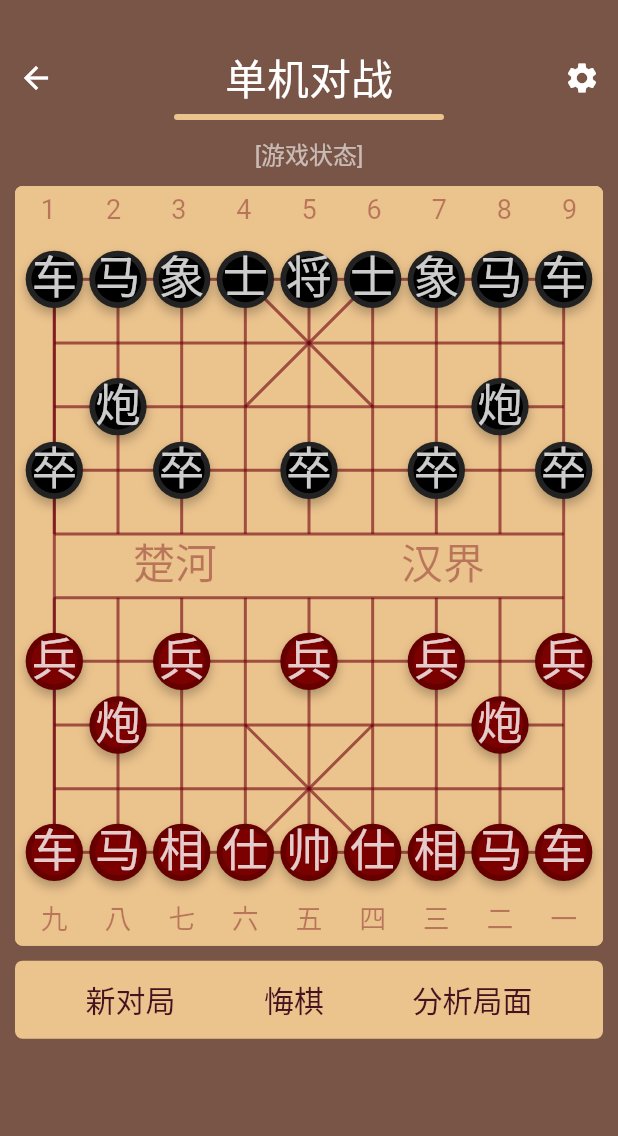
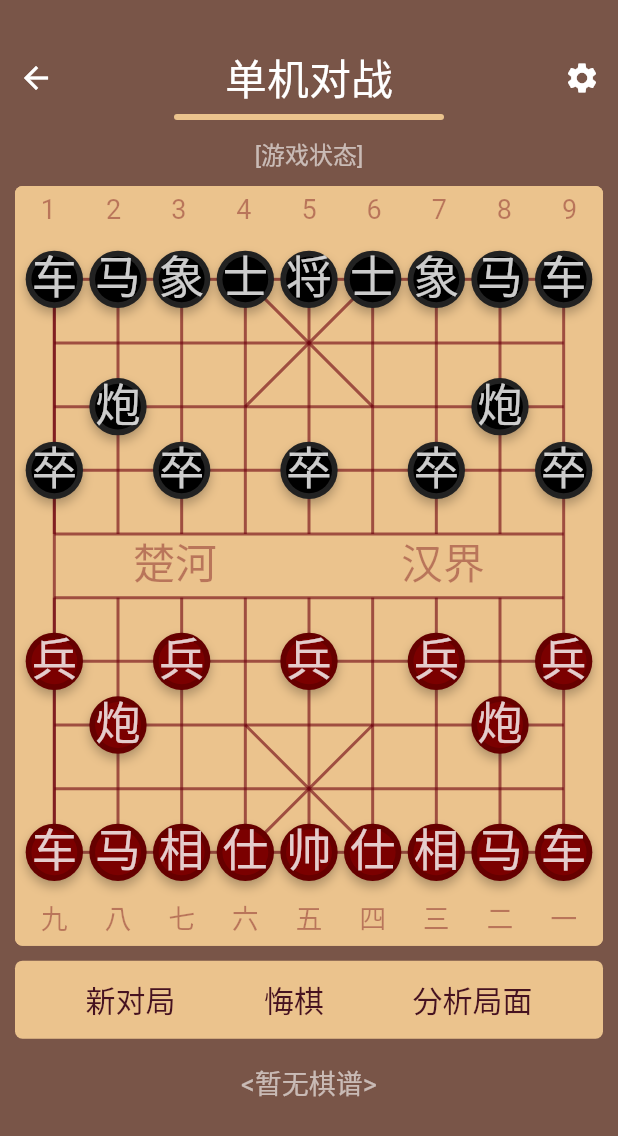
Before and after one commit to vagicc/flutter_chess, a Flutter app: the screen it shows after launch, after a tap on "单机对战", on a phone screen of 412 x 824 dp. Shown: the top 1136 px of the screen. Run offline on Flutter 3.47's test engine with Material 2 defaults, Android fonts, the phone set to English and light mode, and no system bars; Roboto replaces fonts that are missing (Chess).

Commit message:
在棋盘添加显示着法，还没解决屏幕适应问题

```diff
--- a/lib/routes/battle_page.dart
+++ b/lib/routes/battle_page.dart
@@ -12,7 +12,7 @@ import '../main.dart';
  */
 class BattlePage extends StatefulWidget {
   //棋盘的纵横方向的边距
-  static const BoardMarginV = 10.0, BoardMarginH = 10.0;
+  static double boardMargin = 10.0, screenPaddingH = 10.0;
 
   const BattlePage({Key? key}) : super(key: key);
 
@@ -21,6 +21,17 @@ class BattlePage extends StatefulWidget {
 }
 
 class _BattlePageState extends State<BattlePage> {
+  void calcScreenPaddingH() {
+    final windowSize = MediaQuery.of(context).size;
+    double height = windowSize.height, width = windowSize.width; //屏幕的高和宽
+
+    if (height / width < 16.0 / 9.0) {
+      width = height / 16 * 9;
+      BattlePage.screenPaddingH =
+          (windowSize.width - width) / 2 - BattlePage.boardMargin;
+    }
+  }
+
   Widget CreatePageHeader() {
     final titleStyle =
         TextStyle(fontSize: 28, color: ColorConsts.DarkTextPrimary);
@@ -70,13 +81,10 @@ class _BattlePageState extends State<BattlePage> {
   }
 
   Widget CreateBoard() {
-    //
-    final windowSize = MediaQuery.of(context).size;
-
     return Container(
       margin: EdgeInsets.symmetric(
-        horizontal: BattlePage.BoardMarginH,
-        vertical: BattlePage.BoardMarginV,
+        horizontal: BattlePage.screenPaddingH,
+        vertical: BattlePage.boardMargin,
       ),
       decoration: BoxDecoration(
         borderRadius: BorderRadius.circular(5),
@@ -84,7 +92,8 @@ class _BattlePageState extends State<BattlePage> {
       ),
       child: BoardWidget(
         // 棋盘的宽度已经扣除了部分边界
-        width: windowSize.width - BattlePage.BoardMarginH * 2,
+        width:
+            MediaQuery.of(context).size.width - BattlePage.screenPaddingH * 2,
         onBoardTap: onBoardTap,
       ),
     );
@@ -99,7 +108,7 @@ class _BattlePageState extends State<BattlePage> {
         borderRadius: BorderRadius.circular(5),
         color: ColorConsts.BoardBackground,
       ),
-      margin: EdgeInsets.symmetric(horizontal: BattlePage.BoardMarginH),
+      margin: EdgeInsets.symmetric(horizontal: BattlePage.screenPaddingH),
       padding: EdgeInsets.symmetric(vertical: 2),
       child: Row(children: <Widget>[
         Expanded(child: SizedBox()),
@@ -110,6 +119,63 @@ class _BattlePageState extends State<BattlePage> {
         TextButton(child: Text('分析局面', style: buttonStyle), onPressed: () {}),
         Expanded(child: SizedBox()),
       ]),
+    );
+  }
+
+  /* 底部的空间 */
+  Widget BuildFooter() {
+    final size = MediaQuery.of(context).size;
+    String manualText = '<暂无棋谱>';
+
+    if (size.height / size.width > 16 / 9) {
+      //长屏幕布显示处理:直接显示着法列表
+      return buildManualPanel(manualText);
+    } else {
+      //短屏幕显示处理：只显示一个按纽，点击它后弹出着法列表
+      return buildExpandableManaulPanel(manualText);
+    }
+  }
+
+  /* 长屏幕：着法显示 */
+  Widget buildManualPanel(String text) {
+    final manualStyle = TextStyle(
+      fontSize: 18,
+      color: ColorConsts.DarkTextSecondary,
+      height: 1.5,
+    );
+
+    return Expanded(
+      child: Container(
+        margin: EdgeInsets.symmetric(vertical: 16),
+        child: SingleChildScrollView(child: Text(text, style: manualStyle)),
+      ),
+    );
+  }
+
+  /* 短屏幕：着法显示 */
+  Widget buildExpandableManaulPanel(String text) {
+    final manualStyle = TextStyle(fontSize: 18, height: 1.5);
+    return Expanded(
+      child: IconButton(
+        icon: Icon(Icons.expand_less, color: ColorConsts.DarkTextPrimary),
+        onPressed: () => showDialog(
+            context: context,
+            barrierDismissible: false,
+            builder: (BuildContext context) {
+              return AlertDialog(
+                title: Text('棋谱', style: TextStyle(color: ColorConsts.Primary)),
+                content: SingleChildScrollView(
+                  child: Text(text, style: manualStyle),
+                ),
+                actions: [
+                  TextButton(
+                    child: Text("好的"),
+                    onPressed: () => Navigator.of(context).pop(),
+                  )
+                ],
+              );
+            }),
+      ),
     );
   }
 
@@ -162,6 +228,7 @@ class _BattlePageState extends State<BattlePage> {
 
   @override
   Widget build(BuildContext context) {
+    calcScreenPaddingH(); //调用方法来计算边宽度留白
     return Scaffold(
       // appBar: AppBar(title: Text('將帥象棋')),
       backgroundColor: ColorConsts.DarkBackground,
@@ -170,6 +237,7 @@ class _BattlePageState extends State<BattlePage> {
           CreatePageHeader(),
           CreateBoard(),
           CreateOperatorBar(),
+          BuildFooter(),
         ],
       ),
     );
```
